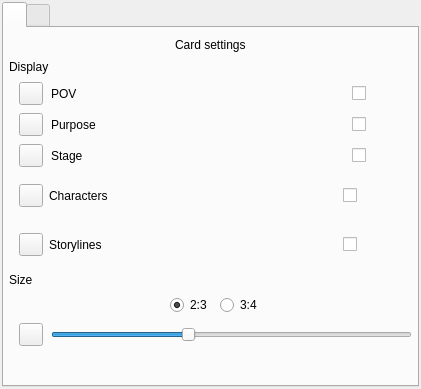
Old version of the form ui/scenes_view_preferences_widget.ui in the repository zkovari/plotlyst.
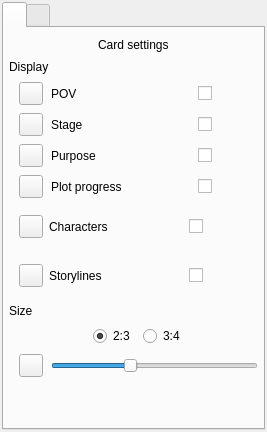
New version of the form. The open tabs and pages were chosen to show the change. Custom widgets are drawn as their Qt base class.

```diff
--- a/ui/scenes_view_preferences_widget.ui
+++ b/ui/scenes_view_preferences_widget.ui
@@ -6,8 +6,8 @@
    <rect>
     <x>0</x>
     <y>0</y>
-    <width>421</width>
-    <height>389</height>
+    <width>267</width>
+    <height>432</height>
    </rect>
   </property>
   <property name="windowTitle">
@@ -111,43 +111,6 @@
          </item>
         </layout>
        </item>
-       <item>
-        <layout class="QHBoxLayout" name="horizontalLayout_4">
-         <property name="leftMargin">
-          <number>10</number>
-         </property>
-         <item>
-          <widget class="QToolButton" name="btnPurpose">
-           <property name="text">
-            <string/>
-           </property>
-           <property name="transparent" stdset="0">
-            <bool>true</bool>
-           </property>
-          </widget>
-         </item>
-         <item>
-          <widget class="QLabel" name="label_4">
-           <property name="text">
-            <string>Purpose</string>
-           </property>
-          </widget>
-         </item>
-         <item alignment="Qt::AlignRight">
-          <widget class="Toggle" name="cbPurpose">
-           <property name="minimumSize">
-            <size>
-             <width>60</width>
-             <height>0</height>
-            </size>
-           </property>
-           <property name="text">
-            <string/>
-           </property>
-          </widget>
-         </item>
-        </layout>
-       </item>
        <item>
         <layout class="QHBoxLayout" name="horizontalLayout_7">
          <property name="leftMargin">
@@ -185,6 +148,80 @@
          </item>
         </layout>
        </item>
+       <item>
+        <layout class="QHBoxLayout" name="horizontalLayout_15">
+         <property name="leftMargin">
+          <number>10</number>
+         </property>
+         <item>
+          <widget class="QToolButton" name="btnPurpose">
+           <property name="text">
+            <string/>
+           </property>
+           <property name="transparent" stdset="0">
+            <bool>true</bool>
+           </property>
+          </widget>
+         </item>
+         <item>
+          <widget class="QLabel" name="label_14">
+           <property name="text">
+            <string>Purpose</string>
+           </property>
+          </widget>
+         </item>
+         <item alignment="Qt::AlignRight">
+          <widget class="Toggle" name="cbPurpose">
+           <property name="minimumSize">
+            <size>
+             <width>60</width>
+             <height>0</height>
+            </size>
+           </property>
+           <property name="text">
+            <string/>
+           </property>
+          </widget>
+         </item>
+        </layout>
+       </item>
+       <item>
+        <layout class="QHBoxLayout" name="horizontalLayout_16">
+         <property name="leftMargin">
+          <number>10</number>
+         </property>
+         <item>
+          <widget class="QToolButton" name="btnPlotProgress">
+           <property name="text">
+            <string/>
+           </property>
+           <property name="transparent" stdset="0">
+            <bool>true</bool>
+           </property>
+          </widget>
+         </item>
+         <item>
+          <widget class="QLabel" name="label_15">
+           <property name="text">
+            <string>Plot progress</string>
+           </property>
+          </widget>
+         </item>
+         <item alignment="Qt::AlignRight">
+          <widget class="Toggle" name="cbPlotProgress">
+           <property name="minimumSize">
+            <size>
+             <width>60</width>
+             <height>0</height>
+            </size>
+           </property>
+           <property name="text">
+            <string/>
+           </property>
+          </widget>
+         </item>
+        </layout>
+       </item>
        <item>
         <widget class="QWidget" name="wdgCharacters" native="true">
          <layout class="QHBoxLayout" name="horizontalLayout_5">
```
Left out of the diff: 2 changed lines with no effect on the pictures.
